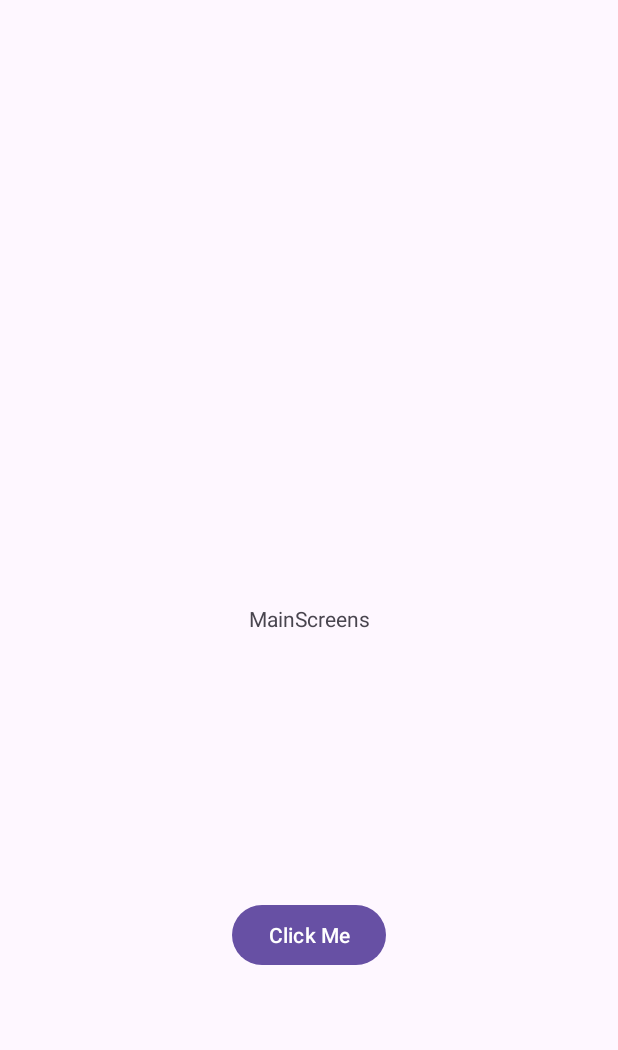
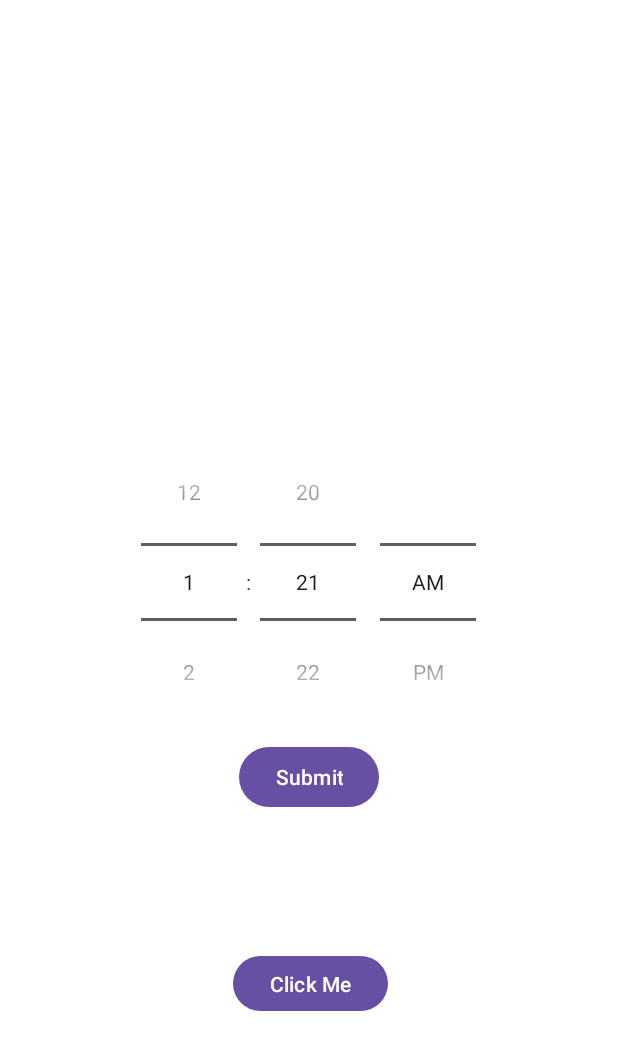
Before and after one commit to luanntph25463/StartActivity, an Android app: the screen it shows after launch (MainActivity), on a phone screen of 412 x 824 dp. Shown: the top 1050 px of the screen. Run offline under Robolectric (Android 15) with nearby library versions, the phone set to English and light mode, and no system bars.

Commit message:
fix choosse time with timer

```diff
--- a/app/src/main/java/com/example/demotask/MainActivity.kt
+++ b/app/src/main/java/com/example/demotask/MainActivity.kt
@@ -13,6 +13,7 @@ import android.os.PowerManager
 import android.os.SystemClock
 import android.util.Log
 import android.widget.Button
+import android.widget.TimePicker
 import android.widget.Toast
 import androidx.appcompat.app.AppCompatActivity
 import com.example.demotask.BoardCast.AppStartBroadcastReceiver
@@ -21,6 +22,7 @@ class MainActivity : AppCompatActivity() {
     private lateinit var alarmManager: AlarmManager
     private lateinit var pendingIntent: PendingIntent
     private lateinit var intent: Intent
+    private lateinit var timePicker: TimePicker
 
     private val TAG = "MainActivity"
 
@@ -30,11 +32,10 @@ class MainActivity : AppCompatActivity() {
         setContentView(R.layout.activity_main)
         Log.d(TAG, "Đã Vào ĐÂy")
         // Khởi tạo AlarmManager
-         alarmManager = getSystemService(ALARM_SERVICE) as AlarmManager
 
-
+        alarmManager = getSystemService(ALARM_SERVICE) as AlarmManager
+        timePicker = findViewById(R.id.timePicker)
          intent = Intent(this, AppStartBroadcastReceiver::class.java)
-
         // Khởi tạo PendingIntent
 
          pendingIntent = PendingIntent.getBroadcast(
@@ -71,7 +72,26 @@ class MainActivity : AppCompatActivity() {
                 pendingIntent
             )
         }
+
+        val setAlarmButton  =  findViewById<Button>(R.id.submitButton)
+        setAlarmButton.setOnClickListener {
+            onSetAlarmClicked()
+        }
     }
+
+    private fun onSetAlarmClicked() {
+        sendBroadcastWithTime()
+    }
+
+
+    private fun sendBroadcastWithTime() {
+        val hour = timePicker.currentHour
+        val minute = timePicker.currentMinute
+        intent.putExtra("EXTRA_HOUR", hour)
+        intent.putExtra("EXTRA_MINUTE", minute)
+        sendBroadcast(intent)
+    }
+
     override fun onResume() {
         super.onResume()
         val powerManager = getSystemService(Context.POWER_SERVICE) as PowerManager
@@ -85,6 +105,5 @@ class MainActivity : AppCompatActivity() {
             wakeLock.release()
         }, 2000) // Đặt độ trễ tùy ý (ví dụ: 2 giây)
         Toast.makeText(applicationContext, "Chào Mừng Quay Trở lại main Activity!", Toast.LENGTH_SHORT).show()
-
     }
 }
--- a/app/src/main/res/layout/activity_main.xml
+++ b/app/src/main/res/layout/activity_main.xml
@@ -1,29 +1,38 @@
-<?xml version="1.0" encoding="utf-8"?>
-<androidx.constraintlayout.widget.ConstraintLayout xmlns:android="http://schemas.android.com/apk/res/android"
-    xmlns:app="http://schemas.android.com/apk/res-auto"
-    xmlns:tools="http://schemas.android.com/tools"
-    android:layout_width="match_parent"
-    android:layout_height="match_parent"
-    tools:context=".MainActivity">
+<RelativeLayout xmlns:android="http://schemas.android.com/apk/res/android"
+android:layout_width="match_parent"
+android:layout_height="match_parent"
+android:gravity="center"
+android:background="@color/white">
 
-    <TextView
-        android:id="@+id/textView"
-        android:layout_width="wrap_content"
-        android:layout_height="wrap_content"
-        android:text="MainScreens"
-        app:layout_constraintBottom_toBottomOf="parent"
-        app:layout_constraintEnd_toEndOf="parent"
-        app:layout_constraintStart_toStartOf="parent"
-        app:layout_constraintTop_toTopOf="parent" />
+<TimePicker
+    android:id="@+id/timePicker"
+    android:layout_width="wrap_content"
+    android:layout_height="wrap_content"
+    android:timePickerMode="spinner"
+    android:layout_centerInParent="true"/>
+
+<Button
+    android:id="@+id/submitButton"
+    android:layout_width="wrap_content"
+    android:layout_height="wrap_content"
+    android:text="Submit"
+    android:layout_below="@id/timePicker"
+    android:layout_centerHorizontal="true"
+    android:onClick="onSubmitClicked"
+    />
 
     <Button
         android:id="@+id/btn"
         android:layout_width="wrap_content"
         android:layout_height="wrap_content"
-        android:text="Click Me"
-        app:layout_constraintBottom_toBottomOf="parent"
-        app:layout_constraintEnd_toEndOf="parent"
-        app:layout_constraintStart_toStartOf="parent"
-        app:layout_constraintTop_toBottomOf="@+id/textView" />
+        android:layout_below="@+id/timePicker"
+        android:layout_alignStart="@+id/submitButton"
+        android:layout_alignEnd="@+id/submitButton"
+        android:layout_alignBottom="@+id/submitButton"
+        android:layout_marginStart="-4dp"
+        android:layout_marginTop="139dp"
+        android:layout_marginEnd="-6dp"
+        android:layout_marginBottom="-136dp"
+        android:text="Click Me" />
 
-</androidx.constraintlayout.widget.ConstraintLayout>
+</RelativeLayout>
```
Also changed, not shown: app/src/main/AndroidManifest.xml (+11 -1 lines), app/src/main/java/com/example/demotask/BoardCast/AppStartBoardcastReceiver.kt (+11 -5 lines), app/src/main/java/com/example/demotask/BoardCast/PowerButtonBroadcastReceiver.kt (added, +27 -0 lines), app/src/main/java/com/example/demotask/Screens/SaverScreens.kt (deleted, +0 -13 lines).
